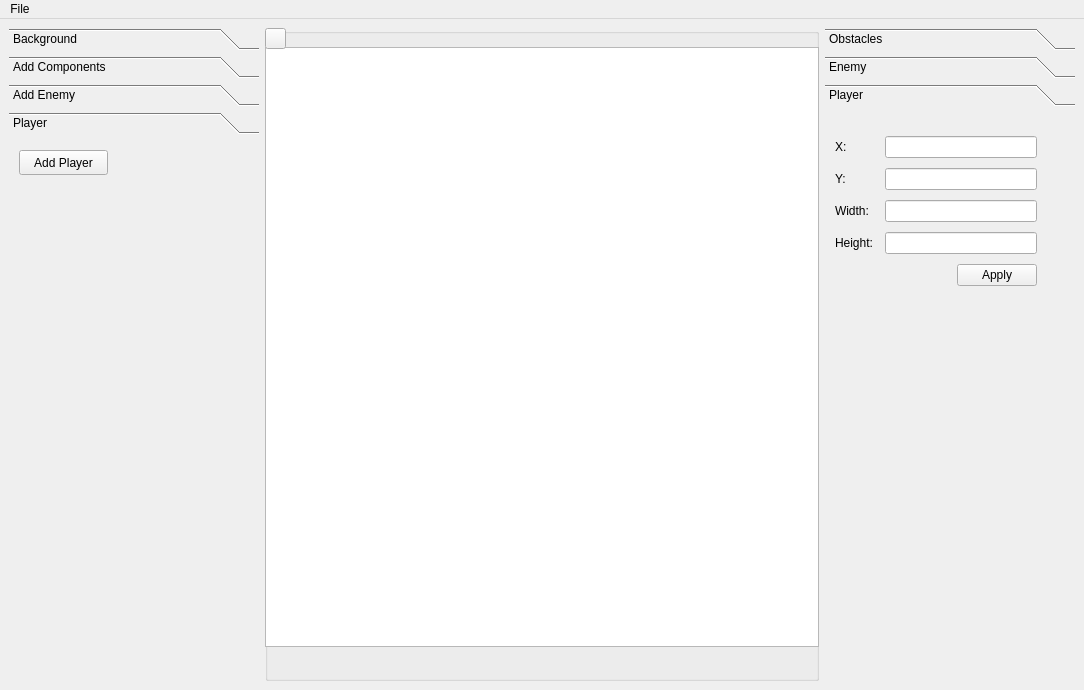
Qt form src/RS_game_engine/mainwindow.ui (MATF-RS20/RS017-qtgameengine) before a commit.
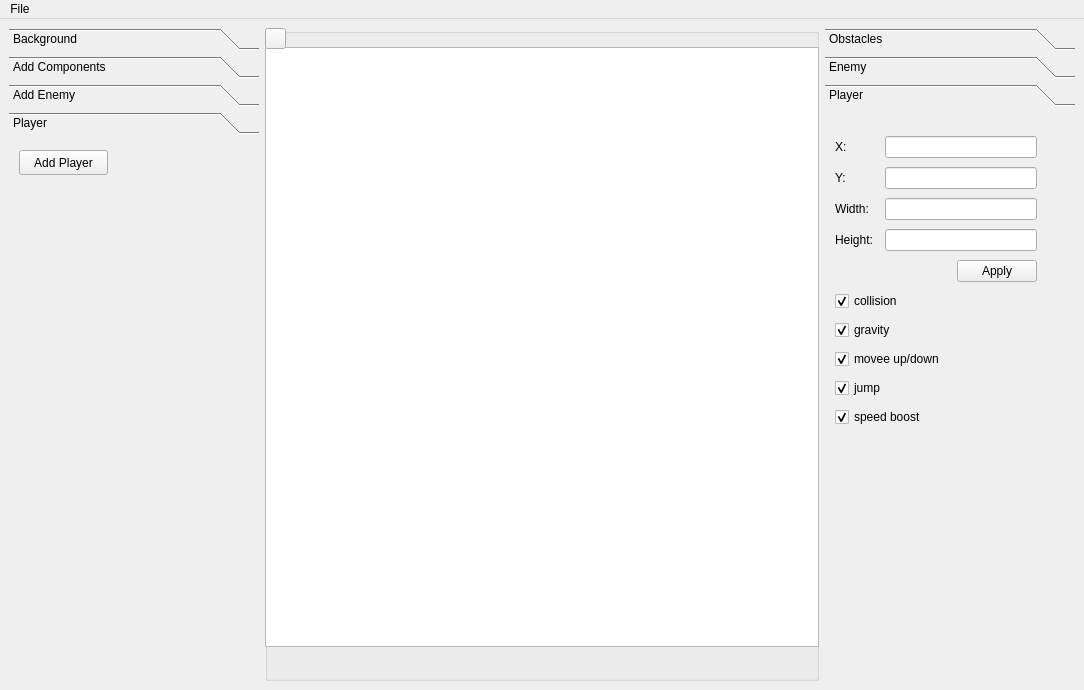
The same form after that commit. The open tabs and pages were chosen to show the change. Icons and pictures are not drawn.

Commit message: Added CheckBoxes for player, texture choosing for obstacles

```diff
--- a/src/RS_game_engine/mainwindow.ui
+++ b/src/RS_game_engine/mainwindow.ui
@@ -513,13 +513,13 @@
        <attribute name="label">
         <string>Player</string>
        </attribute>
-       <widget class="QWidget" name="layoutWidget">
+       <widget class="QWidget" name="">
         <property name="geometry">
          <rect>
           <x>10</x>
-          <y>20</y>
+          <y>21</y>
           <width>202</width>
-          <height>161</height>
+          <height>306</height>
          </rect>
         </property>
         <layout class="QVBoxLayout" name="verticalLayout_4">
@@ -627,6 +627,56 @@
            </item>
           </layout>
          </item>
+         <item>
+          <widget class="QCheckBox" name="cbCollision">
+           <property name="text">
+            <string>collision</string>
+           </property>
+           <property name="checked">
+            <bool>true</bool>
+           </property>
+          </widget>
+         </item>
+         <item>
+          <widget class="QCheckBox" name="cbGravity">
+           <property name="text">
+            <string>gravity</string>
+           </property>
+           <property name="checked">
+            <bool>true</bool>
+           </property>
+          </widget>
+         </item>
+         <item>
+          <widget class="QCheckBox" name="cbMoveUpDown">
+           <property name="text">
+            <string>movee up/down</string>
+           </property>
+           <property name="checked">
+            <bool>true</bool>
+           </property>
+          </widget>
+         </item>
+         <item>
+          <widget class="QCheckBox" name="cbJump">
+           <property name="text">
+            <string>jump</string>
+           </property>
+           <property name="checked">
+            <bool>true</bool>
+           </property>
+          </widget>
+         </item>
+         <item>
+          <widget class="QCheckBox" name="cbSpeedBoost">
+           <property name="text">
+            <string>speed boost</string>
+           </property>
+           <property name="checked">
+            <bool>true</bool>
+           </property>
+          </widget>
+         </item>
         </layout>
        </widget>
       </widget>
```
Left out of the diff: 2 changed lines with no effect on the pictures. The commit also changes 8 other files.
